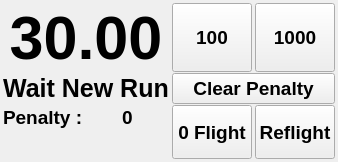
First picture: the form in F3FChrono/gui/WChrono.ui, repository jomarin38/F3FChrono, before the edit.
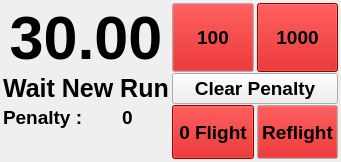
Second picture: the form after the edit.

Commit message: Settings adding slider for sound volume, noise volume and bib start cleaning settings parameters (gui, config.json, py files) chrono red background for better visibility

Patch:
```diff
--- a/F3FChrono/gui/WChrono.ui
+++ b/F3FChrono/gui/WChrono.ui
@@ -6,7 +6,7 @@
    <rect>
     <x>0</x>
     <y>0</y>
-    <width>334</width>
+    <width>341</width>
     <height>162</height>
    </rect>
   </property>
@@ -133,6 +133,421 @@
        <verstretch>0</verstretch>
       </sizepolicy>
      </property>
+     <property name="palette">
+      <palette>
+       <active>
+        <colorrole role="WindowText">
+         <brush brushstyle="SolidPattern">
+          <color alpha="255">
+           <red>0</red>
+           <green>0</green>
+           <blue>0</blue>
+          </color>
+         </brush>
+        </colorrole>
+        <colorrole role="Button">
+         <brush brushstyle="SolidPattern">
+          <color alpha="255">
+           <red>204</red>
+           <green>0</green>
+           <blue>0</blue>
+          </color>
+         </brush>
+        </colorrole>
+        <colorrole role="Light">
+         <brush brushstyle="SolidPattern">
+          <color alpha="255">
+           <red>255</red>
+           <green>51</green>
+           <blue>51</blue>
+          </color>
+         </brush>
+        </colorrole>
+        <colorrole role="Midlight">
+         <brush brushstyle="SolidPattern">
+          <color alpha="255">
+           <red>229</red>
+           <green>25</green>
+           <blue>25</blue>
+          </color>
+         </brush>
+        </colorrole>
+        <colorrole role="Dark">
+         <brush brushstyle="SolidPattern">
+          <color alpha="255">
+           <red>102</red>
+           <green>0</green>
+           <blue>0</blue>
+          </color>
+         </brush>
+        </colorrole>
+        <colorrole role="Mid">
+         <brush brushstyle="SolidPattern">
+          <color alpha="255">
+           <red>136</red>
+           <green>0</green>
+           <blue>0</blue>
+          </color>
+         </brush>
+        </colorrole>
+        <colorrole role="Text">
+         <brush brushstyle="SolidPattern">
+          <color alpha="255">
+           <red>0</red>
+           <green>0</green>
+           <blue>0</blue>
+          </color>
+         </brush>
+        </colorrole>
+        <colorrole role="BrightText">
+         <brush brushstyle="SolidPattern">
+          <color alpha="255">
+           <red>255</red>
+           <green>255</green>
+           <blue>255</blue>
+          </color>
+         </brush>
+        </colorrole>
+        <colorrole role="ButtonText">
+         <brush brushstyle="SolidPattern">
+          <color alpha="255">
+           <red>0</red>
+           <green>0</green>
+           <blue>0</blue>
+          </color>
+         </brush>
+        </colorrole>
+        <colorrole role="Base">
+         <brush brushstyle="SolidPattern">
+          <color alpha="255">
+           <red>255</red>
+           <green>255</green>
+           <blue>255</blue>
+          </color>
+         </brush>
+        </colorrole>
+        <colorrole role="Window">
+         <brush brushstyle="SolidPattern">
+          <color alpha="255">
+           <red>204</red>
+           <green>0</green>
+           <blue>0</blue>
+          </color>
+         </brush>
+        </colorrole>
+        <colorrole role="Shadow">
+         <brush brushstyle="SolidPattern">
+          <color alpha="255">
+           <red>0</red>
+           <green>0</green>
+           <blue>0</blue>
+          </color>
+         </brush>
+        </colorrole>
+        <colorrole role="AlternateBase">
+         <brush brushstyle="SolidPattern">
+          <color alpha="255">
+           <red>229</red>
+           <green>127</green>
+           <blue>127</blue>
+          </color>
+         </brush>
+        </colorrole>
+        <colorrole role="ToolTipBase">
+         <brush brushstyle="SolidPattern">
+          <color alpha="255">
+           <red>255</red>
+           <green>255</green>
+           <blue>220</blue>
+          </color>
+         </brush>
+        </colorrole>
+        <colorrole role="ToolTipText">
+         <brush brushstyle="SolidPattern">
+          <color alpha="255">
+           <red>0</red>
+           <green>0</green>
+           <blue>0</blue>
+          </color>
+         </brush>
+        </colorrole>
+       </active>
+       <inactive>
+        <colorrole role="WindowText">
+         <brush brushstyle="SolidPattern">
+          <color alpha="255">
+           <red>0</red>
+           <green>0</green>
+           <blue>0</blue>
+          </color>
+         </brush>
+        </colorrole>
+        <colorrole role="Button">
+         <brush brushstyle="SolidPattern">
+          <color alpha="255">
+           <red>204</red>
+           <green>0</green>
+           <blue>0</blue>
+          </color>
+         </brush>
+        </colorrole>
+        <colorrole role="Light">
+         <brush brushstyle="SolidPattern">
+          <color alpha="255">
+           <red>255</red>
+           <green>51</green>
+           <blue>51</blue>
+          </color>
+         </brush>
+        </colorrole>
+        <colorrole role="Midlight">
+         <brush brushstyle="SolidPattern">
+          <color alpha="255">
+           <red>229</red>
+           <green>25</green>
+           <blue>25</blue>
+          </color>
+         </brush>
+        </colorrole>
+        <colorrole role="Dark">
+         <brush brushstyle="SolidPattern">
+          <color alpha="255">
+           <red>102</red>
+           <green>0</green>
+           <blue>0</blue>
+          </color>
+         </brush>
+        </colorrole>
+        <colorrole role="Mid">
+         <brush brushstyle="SolidPattern">
+          <color alpha="255">
+           <red>136</red>
+           <green>0</green>
+           <blue>0</blue>
+          </color>
+         </brush>
+        </colorrole>
+        <colorrole role="Text">
+         <brush brushstyle="SolidPattern">
+          <color alpha="255">
+           <red>0</red>
+           <green>0</green>
+           <blue>0</blue>
+          </color>
+         </brush>
+        </colorrole>
+        <colorrole role="BrightText">
+         <brush brushstyle="SolidPattern">
+          <color alpha="255">
+           <red>255</red>
+           <green>255</green>
+           <blue>255</blue>
+          </color>
+         </brush>
+        </colorrole>
+        <colorrole role="ButtonText">
+         <brush brushstyle="SolidPattern">
+          <color alpha="255">
+           <red>0</red>
+           <green>0</green>
+           <blue>0</blue>
+          </color>
+         </brush>
+        </colorrole>
+        <colorrole role="Base">
+         <brush brushstyle="SolidPattern">
+          <color alpha="255">
+           <red>255</red>
+           <green>255</green>
+           <blue>255</blue>
+          </color>
+         </brush>
+        </colorrole>
+        <colorrole role="Window">
+         <brush brushstyle="SolidPattern">
+          <color alpha="255">
+           <red>204</red>
+           <green>0</green>
+           <blue>0</blue>
+          </color>
+         </brush>
+        </colorrole>
+        <colorrole role="Shadow">
+         <brush brushstyle="SolidPattern">
+          <color alpha="255">
+           <red>0</red>
+           <green>0</green>
+           <blue>0</blue>
+          </color>
+         </brush>
+        </colorrole>
+        <colorrole role="AlternateBase">
+         <brush brushstyle="SolidPattern">
+          <color alpha="255">
+           <red>229</red>
+           <green>127</green>
+           <blue>127</blue>
+          </color>
+         </brush>
+        </colorrole>
+        <colorrole role="ToolTipBase">
+         <brush brushstyle="SolidPattern">
+          <color alpha="255">
+           <red>255</red>
+           <green>255</green>
+           <blue>220</blue>
+          </color>
+         </brush>
+        </colorrole>
+        <colorrole role="ToolTipText">
+         <brush brushstyle="SolidPattern">
+          <color alpha="255">
+           <red>0</red>
+           <green>0</green>
+           <blue>0</blue>
+          </color>
+         </brush>
+        </colorrole>
+       </inactive>
+       <disabled>
+        <colorrole role="WindowText">
+         <brush brushstyle="SolidPattern">
+          <color alpha="255">
+           <red>102</red>
+           <green>0</green>
+           <blue>0</blue>
+          </color>
+         </brush>
+        </colorrole>
+        <colorrole role="Button">
+         <brush brushstyle="SolidPattern">
+          <color alpha="255">
+           <red>204</red>
+           <green>0</green>
+           <blue>0</blue>
+          </color>
+         </brush>
+        </colorrole>
+        <colorrole role="Light">
+         <brush brushstyle="SolidPattern">
+          <color alpha="255">
+           <red>255</red>
+           <green>51</green>
+           <blue>51</blue>
+          </color>
+         </brush>
+        </colorrole>
+        <colorrole role="Midlight">
+         <brush brushstyle="SolidPattern">
+          <color alpha="255">
+           <red>229</red>
+           <green>25</green>
+           <blue>25</blue>
+          </color>
+         </brush>
+        </colorrole>
+        <colorrole role="Dark">
+         <brush brushstyle="SolidPattern">
+          <color alpha="255">
+           <red>102</red>
+           <green>0</green>
+           <blue>0</blue>
+          </color>
+         </brush>
+        </colorrole>
+        <colorrole role="Mid">
+         <brush brushstyle="SolidPattern">
+          <color alpha="255">
+           <red>136</red>
+           <green>0</green>
+           <blue>0</blue>
+          </color>
+         </brush>
+        </colorrole>
+        <colorrole role="Text">
+         <brush brushstyle="SolidPattern">
+          <color alpha="255">
+           <red>102</red>
+           <green>0</green>
+           <blue>0</blue>
+          </color>
+         </brush>
+        </colorrole>
+        <colorrole role="BrightText">
+         <brush brushstyle="SolidPattern">
+          <color alpha="255">
+           <red>255</red>
+           <green>255</green>
+           <blue>255</blue>
+          </color>
+         </brush>
+        </colorrole>
+        <colorrole role="ButtonText">
+         <brush brushstyle="SolidPattern">
+          <color alpha="255">
+           <red>102</red>
+           <green>0</green>
+           <blue>0</blue>
+          </color>
+         </brush>
+        </colorrole>
+        <colorrole role="Base">
+         <brush brushstyle="SolidPattern">
+          <color alpha="255">
+           <red>204</red>
+           <green>0</green>
+           <blue>0</blue>
+          </color>
+         </brush>
+        </colorrole>
+        <colorrole role="Window">
+         <brush brushstyle="SolidPattern">
+          <color alpha="255">
+           <red>204</red>
+           <green>0</green>
+           <blue>0</blue>
+          </color>
+         </brush>
+        </colorrole>
+        <colorrole role="Shadow">
+         <brush brushstyle="SolidPattern">
+          <color alpha="255">
+           <red>0</red>
+           <green>0</green>
+           <blue>0</blue>
+          </color>
+         </brush>
+        </colorrole>
+        <colorrole role="AlternateBase">
+         <brush brushstyle="SolidPattern">
+          <color alpha="255">
+           <red>204</red>
+           <green>0</green>
+           <blue>0</blue>
+          </color>
+         </brush>
+        </colorrole>
+        <colorrole role="ToolTipBase">
+         <brush brushstyle="SolidPattern">
+          <color alpha="255">
+           <red>255</red>
+           <green>255</green>
+           <blue>220</blue>
+          </color>
+         </brush>
+        </colorrole>
+        <colorrole role="ToolTipText">
+         <brush brushstyle="SolidPattern">
+          <color alpha="255">
+           <red>0</red>
+           <green>0</green>
+           <blue>0</blue>
+          </color>
+         </brush>
+        </colorrole>
+       </disabled>
+      </palette>
+     </property>
      <property name="font">
       <font>
        <pointsize>14</pointsize>
@@ -153,6 +568,43 @@
        <verstretch>0</verstretch>
       </sizepolicy>
      </property>
+     <property name="palette">
+      <palette>
+       <active>
+        <colorrole role="Button">
+         <brush brushstyle="SolidPattern">
+          <color alpha="255">
+           <red>204</red>
+           <green>0</green>
+           <blue>0</blue>
+          </color>
+         </brush>
+        </colorrole>
+       </active>
+       <inactive>
+        <colorrole role="Button">
+         <brush brushstyle="SolidPattern">
+          <color alpha="255">
+           <red>204</red>
+           <green>0</green>
+           <blue>0</blue>
+          </color>
+         </brush>
+        </colorrole>
+       </inactive>
+       <disabled>
+        <colorrole role="Button">
+         <brush brushstyle="SolidPattern">
+          <color alpha="255">
+           <red>204</red>
+           <green>0</green>
+           <blue>0</blue>
+          </color>
+         </brush>
+        </colorrole>
+       </disabled>
+      </palette>
+     </property>
      <property name="font">
       <font>
        <pointsize>14</pointsize>
@@ -173,6 +625,421 @@
        <verstretch>0</verstretch>
       </sizepolicy>
      </property>
+     <property name="palette">
+      <palette>
+       <active>
+        <colorrole role="WindowText">
+         <brush brushstyle="SolidPattern">
+          <color alpha="255">
+           <red>0</red>
+           <green>0</green>
+           <blue>0</blue>
+          </color>
+         </brush>
+        </colorrole>
+        <colorrole role="Button">
+         <brush brushstyle="SolidPattern">
+          <color alpha="255">
+           <red>204</red>
+           <green>0</green>
+           <blue>0</blue>
+          </color>
+         </brush>
+        </colorrole>
+        <colorrole role="Light">
+         <brush brushstyle="SolidPattern">
+          <color alpha="255">
+           <red>255</red>
+           <green>51</green>
+           <blue>51</blue>
+          </color>
+         </brush>
+        </colorrole>
+        <colorrole role="Midlight">
+         <brush brushstyle="SolidPattern">
+          <color alpha="255">
+           <red>229</red>
+           <green>25</green>
+           <blue>25</blue>
+          </color>
+         </brush>
+        </colorrole>
+        <colorrole role="Dark">
+         <brush brushstyle="SolidPattern">
+          <color alpha="255">
+           <red>102</red>
+           <green>0</green>
+           <blue>0</blue>
+          </color>
+         </brush>
+        </colorrole>
+        <colorrole role="Mid">
+         <brush brushstyle="SolidPattern">
+          <color alpha="255">
+           <red>136</red>
+           <green>0</green>
+           <blue>0</blue>
+          </color>
+         </brush>
+        </colorrole>
+        <colorrole role="Text">
+         <brush brushstyle="SolidPattern">
+          <color alpha="255">
+           <red>0</red>
+           <green>0</green>
+           <blue>0</blue>
+          </color>
+         </brush>
+        </colorrole>
+        <colorrole role="BrightText">
+         <brush brushstyle="SolidPattern">
+          <color alpha="255">
+           <red>255</red>
+           <green>255</green>
+           <blue>255</blue>
+          </color>
+         </brush>
+        </colorrole>
+        <colorrole role="ButtonText">
+         <brush brushstyle="SolidPattern">
+          <color alpha="255">
+           <red>0</red>
+           <green>0</green>
+           <blue>0</blue>
+          </color>
+         </brush>
+        </colorrole>
+        <colorrole role="Base">
+         <brush brushstyle="SolidPattern">
+          <color alpha="255">
+           <red>255</red>
+           <green>255</green>
+           <blue>255</blue>
+          </color>
+         </brush>
+        </colorrole>
+        <colorrole role="Window">
+         <brush brushstyle="SolidPattern">
+          <color alpha="255">
+           <red>204</red>
+           <green>0</green>
+           <blue>0</blue>
+          </color>
+         </brush>
+        </colorrole>
+        <colorrole role="Shadow">
+         <brush brushstyle="SolidPattern">
+          <color alpha="255">
+           <red>0</red>
+           <green>0</green>
+           <blue>0</blue>
+          </color>
+         </brush>
+        </colorrole>
+        <colorrole role="AlternateBase">
+         <brush brushstyle="SolidPattern">
+          <color alpha="255">
+           <red>229</red>
+           <green>127</green>
+           <blue>127</blue>
+          </color>
+         </brush>
+        </colorrole>
+        <colorrole role="ToolTipBase">
+         <brush brushstyle="SolidPattern">
+          <color alpha="255">
+           <red>255</red>
+           <green>255</green>
+           <blue>220</blue>
+          </color>
+         </brush>
+        </colorrole>
+        <colorrole role="ToolTipText">
+         <brush brushstyle="SolidPattern">
+          <color alpha="255">
+           <red>0</red>
+           <green>0</green>
+           <blue>0</blue>
+          </color>
+         </brush>
+        </colorrole>
+       </active>
+       <inactive>
+        <colorrole role="WindowText">
+         <brush brushstyle="SolidPattern">
+          <color alpha="255">
+           <red>0</red>
+           <green>0</green>
+           <blue>0</blue>
+          </color>
+         </brush>
+        </colorrole>
+        <colorrole role="Button">
+         <brush brushstyle="SolidPattern">
+          <color alpha="255">
+           <red>204</red>
+           <green>0</green>
+           <blue>0</blue>
+          </color>
+         </brush>
+        </colorrole>
+        <colorrole role="Light">
+         <brush brushstyle="SolidPattern">
+          <color alpha="255">
+           <red>255</red>
+           <green>51</green>
+           <blue>51</blue>
+          </color>
+         </brush>
+        </colorrole>
+        <colorrole role="Midlight">
+         <brush brushstyle="SolidPattern">
+          <color alpha="255">
+           <red>229</red>
+           <green>25</green>
+           <blue>25</blue>
+          </color>
+         </brush>
+        </colorrole>
+        <colorrole role="Dark">
+         <brush brushstyle="SolidPattern">
+          <color alpha="255">
+           <red>102</red>
+           <green>0</green>
+           <blue>0</blue>
+          </color>
+         </brush>
+        </colorrole>
+        <colorrole role="Mid">
+         <brush brushstyle="SolidPattern">
+          <color alpha="255">
+           <red>136</red>
+           <green>0</green>
+           <blue>0</blue>
+          </color>
+         </brush>
+        </colorrole>
+        <colorrole role="Text">
+         <brush brushstyle="SolidPattern">
+          <color alpha="255">
+           <red>0</red>
+           <green>0</green>
+           <blue>0</blue>
+          </color>
+         </brush>
+        </colorrole>
+        <colorrole role="BrightText">
+         <brush brushstyle="SolidPattern">
+          <color alpha="255">
+           <red>255</red>
+           <green>255</green>
+           <blue>255</blue>
+          </color>
+         </brush>
+        </colorrole>
+        <colorrole role="ButtonText">
+         <brush brushstyle="SolidPattern">
+          <color alpha="255">
+           <red>0</red>
+           <green>0</green>
+           <blue>0</blue>
+          </color>
+         </brush>
+        </colorrole>
+        <colorrole role="Base">
+         <brush brushstyle="SolidPattern">
+          <color alpha="255">
+           <red>255</red>
+           <green>255</green>
+           <blue>255</blue>
+          </color>
+         </brush>
+        </colorrole>
+        <colorrole role="Window">
+         <brush brushstyle="SolidPattern">
+          <color alpha="255">
+           <red>204</red>
+           <green>0</green>
+           <blue>0</blue>
+          </color>
+         </brush>
+        </colorrole>
+        <colorrole role="Shadow">
+         <brush brushstyle="SolidPattern">
+          <color alpha="255">
+           <red>0</red>
+           <green>0</green>
+           <blue>0</blue>
+          </color>
+         </brush>
+        </colorrole>
+        <colorrole role="AlternateBase">
+         <brush brushstyle="SolidPattern">
+          <color alpha="255">
+           <red>229</red>
+           <green>127</green>
+           <blue>127</blue>
+          </color>
+         </brush>
+        </colorrole>
+        <colorrole role="ToolTipBase">
+         <brush brushstyle="SolidPattern">
+          <color alpha="255">
+           <red>255</red>
+           <green>255</green>
+           <blue>220</blue>
+          </color>
+         </brush>
+        </colorrole>
+        <colorrole role="ToolTipText">
+         <brush brushstyle="SolidPattern">
+          <color alpha="255">
+           <red>0</red>
+           <green>0</green>
+           <blue>0</blue>
+          </color>
+         </brush>
+        </colorrole>
+       </inactive>
+       <disabled>
+        <colorrole role="WindowText">
+         <brush brushstyle="SolidPattern">
+          <color alpha="255">
+           <red>102</red>
+           <green>0</green>
+           <blue>0</blue>
+          </color>
+         </brush>
+        </colorrole>
+        <colorrole role="Button">
+         <brush brushstyle="SolidPattern">
+          <color alpha="255">
+           <red>204</red>
+           <green>0</green>
+           <blue>0</blue>
+          </color>
+         </brush>
+        </colorrole>
+        <colorrole role="Light">
+         <brush brushstyle="SolidPattern">
+          <color alpha="255">
+           <red>255</red>
+           <green>51</green>
+           <blue>51</blue>
+          </color>
+         </brush>
+        </colorrole>
+        <colorrole role="Midlight">
+         <brush brushstyle="SolidPattern">
+          <color alpha="255">
+           <red>229</red>
+           <green>25</green>
+           <blue>25</blue>
+          </color>
+         </brush>
+        </colorrole>
+        <colorrole role="Dark">
+         <brush brushstyle="SolidPattern">
+          <color alpha="255">
+           <red>102</red>
+           <green>0</green>
+           <blue>0</blue>
+          </color>
+         </brush>
+        </colorrole>
+        <colorrole role="Mid">
+         <brush brushstyle="SolidPattern">
+          <color alpha="255">
+           <red>136</red>
+           <green>0</green>
+           <blue>0</blue>
+          </color>
+         </brush>
+        </colorrole>
+        <colorrole role="Text">
+         <brush brushstyle="SolidPattern">
+          <color alpha="255">
+           <red>102</red>
+           <green>0</green>
+           <blue>0</blue>
+          </color>
+         </brush>
+        </colorrole>
+        <colorrole role="BrightText">
+         <brush brushstyle="SolidPattern">
+          <color alpha="255">
+           <red>255</red>
+           <green>255</green>
+           <blue>255</blue>
+          </color>
+         </brush>
+        </colorrole>
+        <colorrole role="ButtonText">
+         <brush brushstyle="SolidPattern">
+          <color alpha="255">
+           <red>102</red>
+           <green>0</green>
+           <blue>0</blue>
+          </color>
+         </brush>
+        </colorrole>
+        <colorrole role="Base">
+         <brush brushstyle="SolidPattern">
+          <color alpha="255">
+           <red>204</red>
+           <green>0</green>
+           <blue>0</blue>
+          </color>
+         </brush>
+        </colorrole>
+        <colorrole role="Window">
+         <brush brushstyle="SolidPattern">
+          <color alpha="255">
+           <red>204</red>
+           <green>0</green>
+           <blue>0</blue>
+          </color>
+         </brush>
+        </colorrole>
+        <colorrole role="Shadow">
+         <brush brushstyle="SolidPattern">
+          <color alpha="255">
+           <red>0</red>
+           <green>0</green>
+           <blue>0</blue>
+          </color>
+         </brush>
+        </colorrole>
+        <colorrole role="AlternateBase">
+         <brush brushstyle="SolidPattern">
+          <color alpha="255">
+           <red>204</red>
+           <green>0</green>
+           <blue>0</blue>
+          </color>
+         </brush>
+        </colorrole>
+        <colorrole role="ToolTipBase">
+         <brush brushstyle="SolidPattern">
+          <color alpha="255">
+           <red>255</red>
+           <green>255</green>
+           <blue>220</blue>
+          </color>
+         </brush>
+        </colorrole>
+        <colorrole role="ToolTipText">
+         <brush brushstyle="SolidPattern">
+          <color alpha="255">
+           <red>0</red>
+           <green>0</green>
+           <blue>0</blue>
+          </color>
+         </brush>
+        </colorrole>
+       </disabled>
+      </palette>
+     </property>
      <property name="font">
       <font>
        <pointsize>14</pointsize>
@@ -222,6 +1089,43 @@
        <height>16777215</height>
       </size>
      </property>
+     <property name="palette">
+      <palette>
+       <active>
+        <colorrole role="Button">
+         <brush brushstyle="SolidPattern">
+          <color alpha="255">
+           <red>204</red>
+           <green>0</green>
+           <blue>0</blue>
+          </color>
+         </brush>
+        </colorrole>
+       </active>
+       <inactive>
+        <colorrole role="Button">
+         <brush brushstyle="SolidPattern">
+          <color alpha="255">
+           <red>204</red>
+           <green>0</green>
+           <blue>0</blue>
+          </color>
+         </brush>
+        </colorrole>
+       </inactive>
+       <disabled>
+        <colorrole role="Button">
+         <brush brushstyle="SolidPattern">
+          <color alpha="255">
+           <red>204</red>
+           <green>0</green>
+           <blue>0</blue>
+          </color>
+         </brush>
+        </colorrole>
+       </disabled>
+      </palette>
+     </property>
      <property name="font">
       <font>
        <pointsize>14</pointsize>
```
The commit also changes 12 other files.
